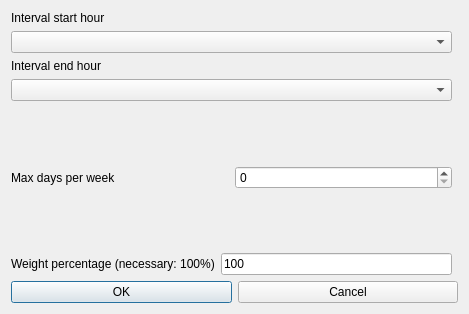
First picture: the form in fet/src/interface/modifyconstraintstudentsintervalmaxdaysperweekform_template.ui, repository vonmecheln/fet, before the edit.
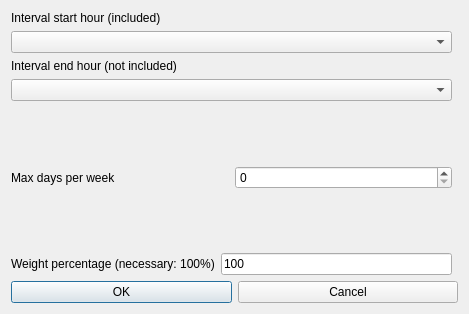
Second picture: the form after the edit.

Diff of the .ui file:
```diff
--- a/fet/src/interface/modifyconstraintstudentsintervalmaxdaysperweekform_template.ui
+++ b/fet/src/interface/modifyconstraintstudentsintervalmaxdaysperweekform_template.ui
@@ -70,7 +70,7 @@
         <enum>QFrame::Plain</enum>
        </property>
        <property name="text">
-        <string>Interval start hour</string>
+        <string extracomment="This field refers to a constraint operating on a given hourly interval. The selected start hour of the interval is included (is counted) in the constraint, while the selected end hour of the interval is not included (is not counted) in the constraint.">Interval start hour (included)</string>
        </property>
        <property name="wordWrap">
         <bool>false</bool>
@@ -103,7 +103,7 @@
         <enum>QFrame::Plain</enum>
        </property>
        <property name="text">
-        <string>Interval end hour</string>
+        <string extracomment="This field refers to a constraint operating on a given hourly interval. The selected start hour of the interval is included (is counted) in the constraint, while the selected end hour of the interval is not included (is not counted) in the constraint.">Interval end hour (not included)</string>
        </property>
        <property name="wordWrap">
         <bool>false</bool>
```
